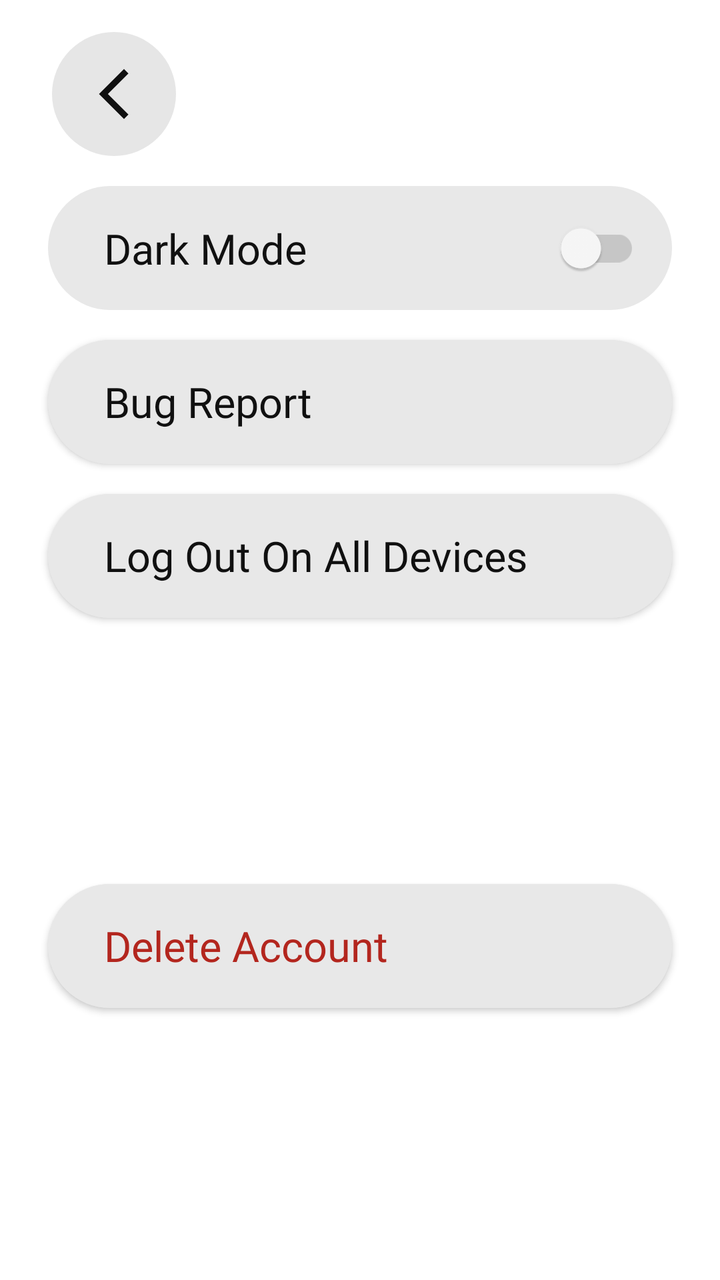
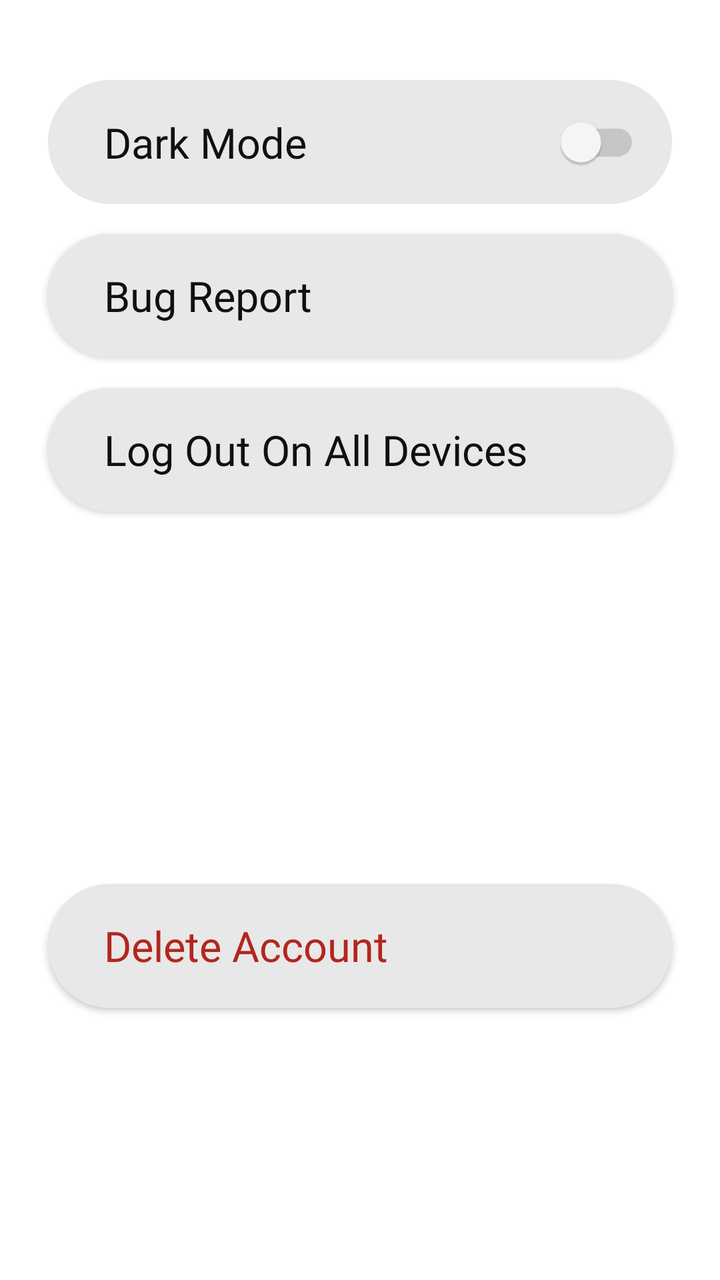

An Android layout rendered at two revisions. The XML below is the earlier revision; the diff shows what the commit changed to produce the second picture.
<!-- AndroidManifest.xml: application theme Theme.MyApplication_Java -->
<!-- res/layout/fragment_settings.xml -->
<?xml version="1.0" encoding="utf-8"?>
<androidx.constraintlayout.widget.ConstraintLayout xmlns:android="http://schemas.android.com/apk/res/android"
    xmlns:app="http://schemas.android.com/apk/res-auto"
    android:id="@+id/settings_root"
    android:layout_width="match_parent"
    android:layout_height="match_parent"
    android:background="@color/surface">

    
    <ImageButton
        android:id="@+id/back_button"
        android:layout_width="62dp"
        android:layout_height="62dp"
        android:layout_marginStart="26dp"
        android:layout_marginTop="16dp"
        android:background="@drawable/settings_circle_button"
        android:contentDescription="@string/back"
        android:padding="16dp"
        android:src="@drawable/back_icon"
        app:tint="@color/icon_tint"
        app:layout_constraintStart_toStartOf="parent"
        app:layout_constraintTop_toTopOf="parent" />

    <androidx.constraintlayout.widget.ConstraintLayout
        android:id="@+id/dark_mode_row"
        android:layout_width="0dp"
        android:layout_height="62dp"
        android:layout_marginStart="24dp"
        android:layout_marginTop="15dp"
        android:layout_marginEnd="24dp"
        android:background="@drawable/settings_button_background"
        android:clickable="true"
        android:focusable="true"
        android:paddingStart="28dp"
        android:paddingEnd="16dp"
        app:layout_constraintEnd_toEndOf="parent"
        app:layout_constraintStart_toStartOf="parent"
        app:layout_constraintTop_toBottomOf="@id/back_button">

        <TextView
            android:id="@+id/dark_mode_label"
            android:layout_width="wrap_content"
            android:layout_height="wrap_content"
            android:fontFamily="@font/inter_bold"
            android:labelFor="@id/dark_mode_switch"
            android:text="@string/settings_dark_mode"
            android:textColor="@color/text_primary"
            android:textSize="21sp"
            app:layout_constraintBottom_toBottomOf="parent"
            app:layout_constraintStart_toStartOf="parent"
            app:layout_constraintTop_toTopOf="parent" />

        <com.google.android.material.switchmaterial.SwitchMaterial
            android:id="@+id/dark_mode_switch"
            android:layout_width="wrap_content"
            android:layout_height="wrap_content"
            android:minWidth="64dp"
            android:minHeight="48dp"
            app:layout_constraintBottom_toBottomOf="parent"
            app:layout_constraintEnd_toEndOf="parent"
            app:layout_constraintTop_toTopOf="parent"
            app:thumbTint="@color/settings_switch_thumb"
            app:trackTint="@color/settings_switch_track"
            app:useMaterialThemeColors="false" />
    </androidx.constraintlayout.widget.ConstraintLayout>

    <com.google.android.material.button.MaterialButton
        android:id="@+id/bug_report"
        style="@style/text_style"
        android:layout_width="0dp"
        android:layout_height="62dp"
        android:layout_marginStart="24dp"
        android:layout_marginTop="15dp"
        android:layout_marginEnd="24dp"
        android:backgroundTint="@color/surface_container"
        android:gravity="center_vertical|start"
        android:insetBottom="0dp"
        android:insetTop="0dp"
        android:letterSpacing="0"
        android:paddingStart="28dp"
        android:paddingEnd="28dp"
        android:text="@string/settings_bug_report"
        android:textColor="@color/text_primary"
        android:textSize="21sp"
        app:cornerRadius="31dp"
        app:layout_constraintEnd_toEndOf="parent"
        app:layout_constraintStart_toStartOf="parent"
        app:layout_constraintTop_toBottomOf="@+id/dark_mode_row" />

    <com.google.android.material.button.MaterialButton
        android:id="@+id/logout_all_devices_button"
        style="@style/text_style"
        android:layout_width="0dp"
        android:layout_height="62dp"
        android:layout_marginStart="24dp"
        android:layout_marginTop="15dp"
        android:layout_marginEnd="24dp"
        android:backgroundTint="@color/surface_container"
        android:gravity="center_vertical|start"
        android:insetBottom="0dp"
        android:insetTop="0dp"
        android:letterSpacing="0"
        android:paddingStart="28dp"
        android:paddingEnd="28dp"
        android:text="@string/settings_logout_all_devices"
        android:textColor="@color/text_primary"
        android:textSize="21sp"
        app:cornerRadius="31dp"
        app:layout_constraintEnd_toEndOf="parent"
        app:layout_constraintStart_toStartOf="parent"
        app:layout_constraintTop_toBottomOf="@+id/bug_report" />

    <com.google.android.material.button.MaterialButton
        android:id="@+id/delete_account_button"
        style="@style/text_style"
        android:layout_width="0dp"
        android:layout_height="62dp"
        android:layout_marginStart="24dp"
        android:layout_marginEnd="24dp"
        android:layout_marginBottom="136dp"
        android:backgroundTint="@color/surface_container"
        android:gravity="center_vertical|start"
        android:insetBottom="0dp"
        android:insetTop="0dp"
        android:letterSpacing="0"
        android:paddingStart="28dp"
        android:paddingEnd="28dp"
        android:text="@string/settings_delete_account"
        android:textColor="@color/danger"
        android:textSize="21sp"
        app:cornerRadius="31dp"
        app:layout_constraintBottom_toBottomOf="parent"
        app:layout_constraintEnd_toEndOf="parent"
        app:layout_constraintStart_toStartOf="parent" />


</androidx.constraintlayout.widget.ConstraintLayout>
<!-- resources referenced by this layout -->
<resources>
  <color name="danger">#FFB3261E</color>
  <color name="icon_tint">#FF101010</color>
  <color name="surface">#FFFFFFFF</color>
  <color name="surface_container">#FFE8E8E8</color>
  <color name="text_primary">#FF101010</color>
  <!-- drawable back_icon (drawable) -->
  <vector xmlns:android="http://schemas.android.com/apk/res/android" android:autoMirrored="true" android:height="30dp" android:tint="@color/icon_tint" android:viewportHeight="960" android:viewportWidth="960" android:width="30dp">
        
      <path android:fillColor="@android:color/white" android:pathData="M640,880L240,480L640,80L711,151L382,480L711,809L640,880Z"/>
      
  </vector>
  <!-- drawable settings_button_background (drawable) -->
  <?xml version="1.0" encoding="utf-8"?>
  <shape xmlns:android="http://schemas.android.com/apk/res/android">
      <solid android:color="@color/surface_container" />
      <corners android:radius="31dp" />
  </shape>
  <!-- drawable settings_circle_button (drawable) -->
  <?xml version="1.0" encoding="utf-8"?>
  <shape xmlns:android="http://schemas.android.com/apk/res/android"
      android:shape="oval">
      <solid android:color="@color/circle_button_background" />
  </shape>
  <string name="back">Back</string>
  <string name="settings_bug_report">Bug Report</string>
  <string name="settings_dark_mode">Dark Mode</string>
  <string name="settings_delete_account">Delete Account</string>
  <string name="settings_logout_all_devices">Log Out On All Devices</string>
  <style name="text_style" parent="Widget.MaterialComponents.Button">
          <item name="android:fontFamily">@font/inter_bold</item>
          <item name="android:textAllCaps">false</item>
      </style>
  <style name="Theme.MyApplication_Java" parent="Theme.MaterialComponents.DayNight.NoActionBar">
          
          <item name="colorPrimary">@color/text_primary</item>
          <item name="colorPrimaryVariant">@color/text_primary</item>
          <item name="colorOnPrimary">@color/text_on_inverse</item>
          <item name="colorSecondary">@color/text_primary</item>
          <item name="colorSecondaryVariant">@color/text_primary</item>
          <item name="colorOnSecondary">@color/text_on_inverse</item>
  
          
          <item name="android:windowBackground">@color/surface</item>
          <item name="colorSurface">@color/surface_container</item>
          <item name="colorOnSurface">@color/text_primary</item>
          <item name="colorError">@color/danger</item>
          <item name="colorOnError">@color/text_on_inverse</item>
  
          <item name="android:textColorPrimary">@color/text_primary</item>
          <item name="android:textColorSecondary">@color/text_muted</item>
          <item name="android:textColorHint">@color/text_hint</item>
  
          
          <item name="android:statusBarColor">@android:color/transparent</item>
          <item name="android:navigationBarColor">@android:color/transparent</item>
      </style>
  <color name="circle_button_background">#1A101010</color>
  <color name="text_on_inverse">#FFFFFFFF</color>
  <color name="text_muted">#FF5F5D5D</color>
  <color name="text_hint">#FF8A8A8A</color>
</resources>

<!-- the commit's change to res/layout/fragment_settings.xml (unified diff, before → after) -->
@@ -1,32 +1,20 @@
 <?xml version="1.0" encoding="utf-8"?>
 <androidx.constraintlayout.widget.ConstraintLayout xmlns:android="http://schemas.android.com/apk/res/android"
     xmlns:app="http://schemas.android.com/apk/res-auto"
+    xmlns:tools="http://schemas.android.com/tools"
     android:id="@+id/settings_root"
     android:layout_width="match_parent"
     android:layout_height="match_parent"
     android:background="@color/surface">
 
     
-    <ImageButton
-        android:id="@+id/back_button"
-        android:layout_width="62dp"
-        android:layout_height="62dp"
-        android:layout_marginStart="26dp"
-        android:layout_marginTop="16dp"
-        android:background="@drawable/settings_circle_button"
-        android:contentDescription="@string/back"
-        android:padding="16dp"
-        android:src="@drawable/back_icon"
-        app:tint="@color/icon_tint"
-        app:layout_constraintStart_toStartOf="parent"
-        app:layout_constraintTop_toTopOf="parent" />
 
     <androidx.constraintlayout.widget.ConstraintLayout
         android:id="@+id/dark_mode_row"
         android:layout_width="0dp"
         android:layout_height="62dp"
         android:layout_marginStart="24dp"
-        android:layout_marginTop="15dp"
+        android:layout_marginTop="40dp"
         android:layout_marginEnd="24dp"
         android:background="@drawable/settings_button_background"
         android:clickable="true"
@@ -35,7 +23,7 @@
         android:paddingEnd="16dp"
         app:layout_constraintEnd_toEndOf="parent"
         app:layout_constraintStart_toStartOf="parent"
-        app:layout_constraintTop_toBottomOf="@id/back_button">
+        app:layout_constraintTop_toTopOf="parent">
 
         <TextView
             android:id="@+id/dark_mode_label"
@@ -111,6 +99,31 @@
         app:layout_constraintTop_toBottomOf="@+id/bug_report" />
 
     <com.google.android.material.button.MaterialButton
+        android:id="@+id/login_button"
+        style="@style/text_style"
+        android:layout_width="0dp"
+        android:layout_height="62dp"
+        android:layout_marginStart="24dp"
+        android:layout_marginTop="15dp"
+        android:layout_marginEnd="24dp"
+        android:backgroundTint="@color/surface_container"
+        android:gravity="center_vertical|start"
+        android:insetTop="0dp"
+        android:insetBottom="0dp"
+        android:letterSpacing="0"
+        android:paddingStart="28dp"
+        android:paddingEnd="28dp"
+        android:text="@string/settings_login"
+        android:textColor="@color/text_primary"
+        android:textSize="21sp"
+        android:visibility="gone"
+        app:cornerRadius="31dp"
+        app:layout_constraintEnd_toEndOf="parent"
+        app:layout_constraintHorizontal_bias="0.0"
+        app:layout_constraintStart_toStartOf="parent"
+        app:layout_constraintTop_toBottomOf="@+id/bug_report" />
+
+    <com.google.android.material.button.MaterialButton
         android:id="@+id/delete_account_button"
         style="@style/text_style"
         android:layout_width="0dp"
<!-- resource entries referenced after the edit -->
@@ -1,32 +1,19 @@
 <!-- resources referenced by this layout -->
 <resources>
   <color name="danger">#FFB3261E</color>
-  <color name="icon_tint">#FF101010</color>
   <color name="surface">#FFFFFFFF</color>
   <color name="surface_container">#FFE8E8E8</color>
   <color name="text_primary">#FF101010</color>
-  <!-- drawable back_icon (drawable) -->
-  <vector xmlns:android="http://schemas.android.com/apk/res/android" android:autoMirrored="true" android:height="30dp" android:tint="@color/icon_tint" android:viewportHeight="960" android:viewportWidth="960" android:width="30dp">
-        
-      <path android:fillColor="@android:color/white" android:pathData="M640,880L240,480L640,80L711,151L382,480L711,809L640,880Z"/>
-      
-  </vector>
   <!-- drawable settings_button_background (drawable) -->
   <?xml version="1.0" encoding="utf-8"?>
   <shape xmlns:android="http://schemas.android.com/apk/res/android">
       <solid android:color="@color/surface_container" />
       <corners android:radius="31dp" />
   </shape>
-  <!-- drawable settings_circle_button (drawable) -->
-  <?xml version="1.0" encoding="utf-8"?>
-  <shape xmlns:android="http://schemas.android.com/apk/res/android"
-      android:shape="oval">
-      <solid android:color="@color/circle_button_background" />
-  </shape>
-  <string name="back">Back</string>
   <string name="settings_bug_report">Bug Report</string>
   <string name="settings_dark_mode">Dark Mode</string>
   <string name="settings_delete_account">Delete Account</string>
+  <string name="settings_login">Log In</string>
   <string name="settings_logout_all_devices">Log Out On All Devices</string>
   <style name="text_style" parent="Widget.MaterialComponents.Button">
           <item name="android:fontFamily">@font/inter_bold</item>
@@ -56,7 +43,6 @@
           <item name="android:statusBarColor">@android:color/transparent</item>
           <item name="android:navigationBarColor">@android:color/transparent</item>
       </style>
-  <color name="circle_button_background">#1A101010</color>
   <color name="text_on_inverse">#FFFFFFFF</color>
   <color name="text_muted">#FF5F5D5D</color>
   <color name="text_hint">#FF8A8A8A</color>
